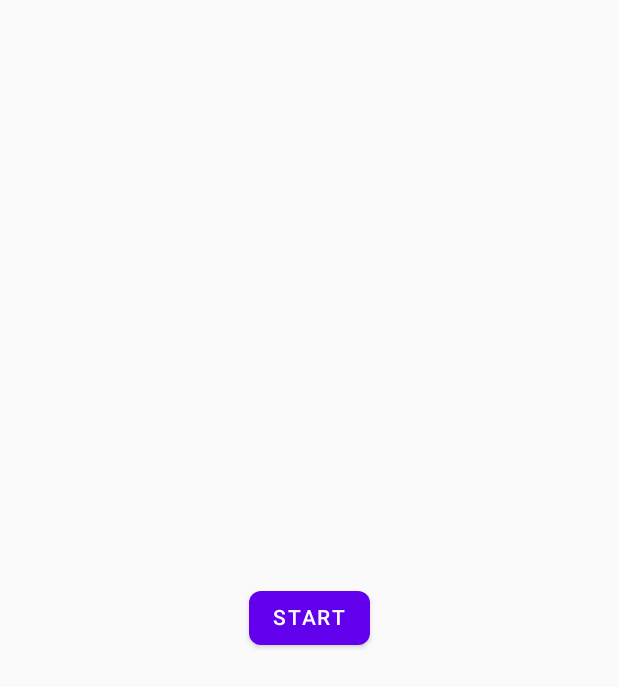
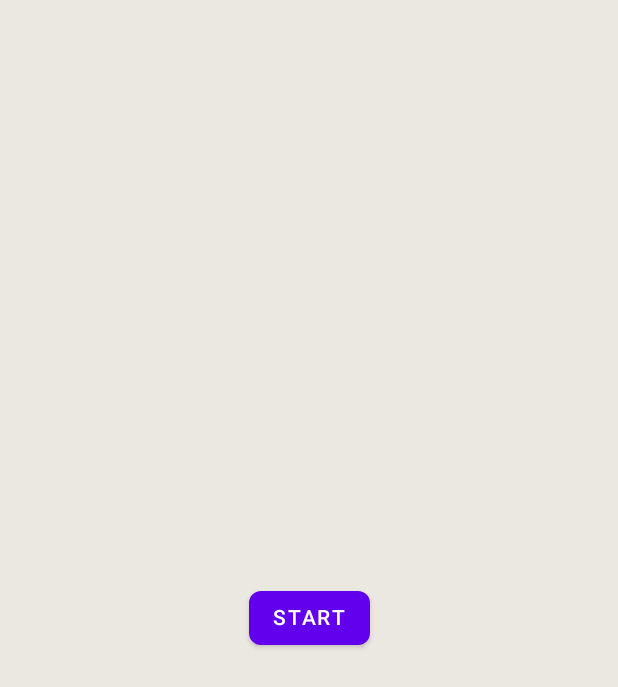
Before and after one commit to zahand0/SnakeGame, an Android app built with Jetpack Compose: the screen it shows after launch (MainActivity), after a tap on "New Game", on a phone screen of 412 x 824 dp. Shown: the top 687 px of the screen. Run offline under Robolectric (Android 15) with nearby library versions, the light colour scheme and no system bars; our stand-ins replace Dagger/Hilt's generated code, accompanist; 1 statement that could not run was skipped.

Commit message:
added surface

```diff
--- a/app/src/main/java/com/example/snakegame/MainActivity.kt
+++ b/app/src/main/java/com/example/snakegame/MainActivity.kt
@@ -26,7 +26,11 @@ class MainActivity : ComponentActivity() {
         setContent {
             SnakeGameTheme {
                 navController = rememberNavController()
-                SetupNavGraph(navController = navController)
+                Surface(
+                    color = MaterialTheme.colors.surface
+                ) {
+                    SetupNavGraph(navController = navController)
+                }
             }
         }
     }
```
